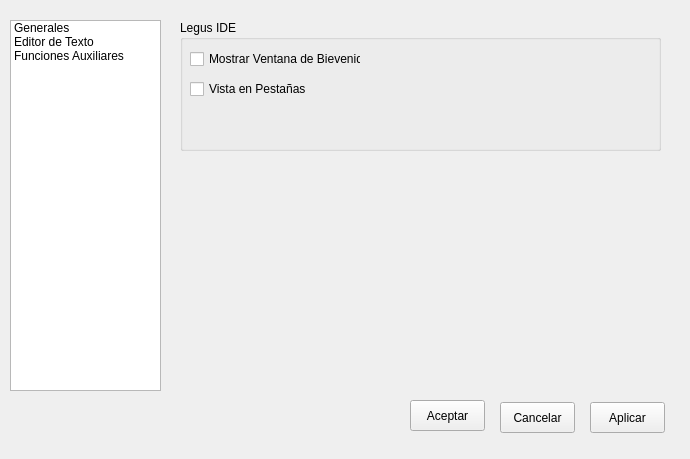
First picture: the form in Configuraciones.ui, repository ProyectoLegus/LegusIDE, before the edit.
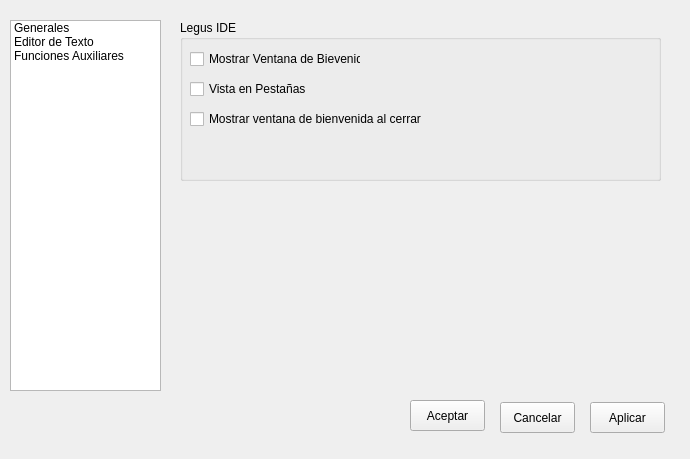
Second picture: the form after the edit. The open tabs and pages were chosen to show the change. Icons and pictures are not drawn.

What changed in the file:
```diff
--- a/Configuraciones.ui
+++ b/Configuraciones.ui
@@ -61,7 +61,7 @@
        <x>0</x>
        <y>0</y>
        <width>481</width>
-       <height>131</height>
+       <height>161</height>
       </rect>
      </property>
      <property name="title">
@@ -93,6 +93,19 @@
        <string>Vista en Pestañas</string>
       </property>
      </widget>
+     <widget class="QCheckBox" name="checkBox_2">
+      <property name="geometry">
+       <rect>
+        <x>10</x>
+        <y>90</y>
+        <width>251</width>
+        <height>18</height>
+       </rect>
+      </property>
+      <property name="text">
+       <string>Mostrar ventana de bienvenida al cerrar</string>
+      </property>
+     </widget>
     </widget>
    </widget>
    <widget class="QWidget" name="page_2">
```
Left out of the diff: 2 changed lines with no effect on the pictures.
